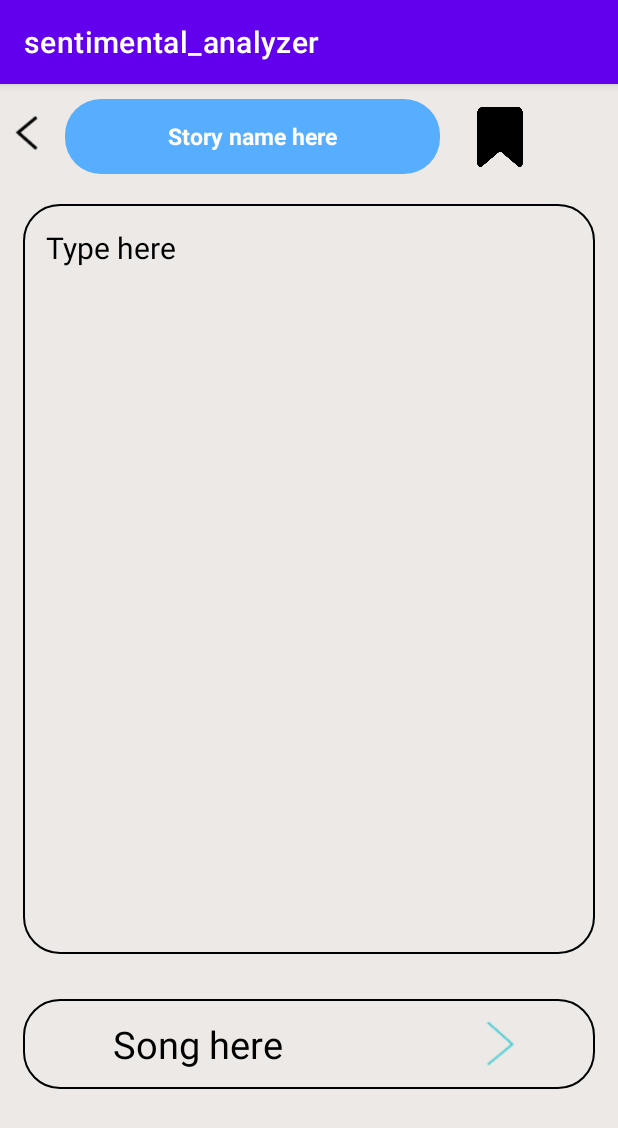
After one commit to Bhavikk01/sentimental_analyzer, an Android app: the CreateNewNote screen opened directly, with no data from a screen before it, on a phone screen of 412 x 824 dp. The commit adds this screen. Shown: the top 1128 px of the screen. Run offline under Robolectric (Android 15) with nearby library versions, the phone set to English and light mode, and no system bars; our stand-ins replace Firebase (no records; nobody signed in at launch, a user with empty details on screens opened directly).

Commit message:
done with add notes

```diff
--- a/app/src/main/AndroidManifest.xml
+++ b/app/src/main/AndroidManifest.xml
@@ -14,7 +14,13 @@
         android:supportsRtl="true"
         android:theme="@style/Theme.Sentimental_analyzer"
         tools:targetApi="31">
-
+        <activity
+            android:name=".CreateNewNote"
+            android:exported="false">
+            <meta-data
+                android:name="android.app.lib_name"
+                android:value="" />
+        </activity>
         <activity
             android:name=".UserNotes"
             android:exported="false">
--- /dev/null
+++ b/app/src/main/java/com/example/sentimental_analyzer/CreateNewNote.java
@@ -0,0 +1,58 @@
+package com.example.sentimental_analyzer;
+
+import androidx.appcompat.app.AppCompatActivity;
+
+import android.content.Intent;
+import android.os.Bundle;
+import android.util.Log;
+import android.widget.EditText;
+import android.widget.ImageView;
+
+import com.example.sentimental_analyzer.firestore_sefrvices.FireStoreService;
+import com.example.sentimental_analyzer.firestore_sefrvices.retrieveData;
+import com.example.sentimental_analyzer.models.NotesModel;
+import com.google.type.DateTime;
+
+import java.util.List;
+
+public class CreateNewNote extends AppCompatActivity implements retrieveData {
+
+    FireStoreService fireStoreService = new FireStoreService(this);
+
+    @Override
+    protected void onCreate(Bundle savedInstanceState) {
+        super.onCreate(savedInstanceState);
+
+        String userId = getIntent().getStringExtra("userId");
+        setContentView(R.layout.activity_create_new_note);
+        EditText notesTitle = findViewById(R.id.notesTitle);
+        EditText notesContent = findViewById(R.id.notesContent);
+        ImageView save = findViewById(R.id.save);
+        ImageView back = findViewById(R.id.back);
+
+        back.setOnClickListener(view ->{
+            Intent intent = new Intent(this, UserNotes.class);
+            startActivity(intent);
+            finish();
+        });
+
+        save.setOnClickListener(view ->{
+            fireStoreService.putUserNote(
+                    new NotesModel(
+                            notesTitle.getText().toString(),
+                            userId,
+                            notesContent.getText().toString(),
+                            DateTime.getDefaultInstance().toString()
+                    )
+            );
+            Intent intent = new Intent(this, UserNotes.class);
+            startActivity(intent);
+            finish();
+        });
+    }
+
+    @Override
+    public List<NotesModel> getUserNotes(List<NotesModel> list) {
+        return null;
+    }
+}
--- a/app/src/main/java/com/example/sentimental_analyzer/UserNotes.java
+++ b/app/src/main/java/com/example/sentimental_analyzer/UserNotes.java
@@ -24,22 +24,24 @@ public class UserNotes extends AppCompatActivity implements retrieveData {
     @Override
     protected void onCreate(Bundle savedInstanceState) {
         super.onCreate(savedInstanceState);
+        userId = getIntent().getStringExtra("userId");
         setContentView(R.layout.activity_create_note);
-        userId = getIntent().getStringExtra("userId");
-
-//        Button createNotesButton = findViewById(R.id.createNewNote);
-//        createNotesButton.setOnClickListener(view -> {
-//            Intent intent = Intent(this, NewNotes.class);
-//            startActivity(intent);
-//        });
 
         fireStoreService.getAllNotes(userId);
+
+        Button createNotesButton = findViewById(R.id.createNewNote);
+        createNotesButton.setOnClickListener(view -> {
+            Intent intent = new Intent(this, CreateNewNote.class);
+            intent.putExtra("userId", userId);
+            startActivity(intent);
+        });
     }
 
     @Override
     public List<NotesModel> getUserNotes(List<NotesModel> list) {
         Log.d("TAG", "getUserNotes: This is the demo" + list.toString());
         userNotes.addAll(list);
+
         return null;
     }
 }
--- a/app/src/main/java/com/example/sentimental_analyzer/firestore_sefrvices/FireStoreService.java
+++ b/app/src/main/java/com/example/sentimental_analyzer/firestore_sefrvices/FireStoreService.java
@@ -62,16 +62,16 @@ public class FireStoreService{
         return list;
     }
 
-    public void putUserNote(NotesModel notes, String id){
+    public void putUserNote(NotesModel notes){
 
         Map<String, Object> note = new HashMap<>();
         note.put("notesTitle", notes.getNotesTitle());
         note.put("dateTime", notes.getDateTime());
         note.put("uid", notes.getUid());
         note.put("notesContent", notes.getNotesContent());
-
+        Log.d("TAG", "putUserNote: " + notes.getUid());
         db.collection("users")
-                .document(id)
+                .document(notes.getUid())
                 .collection("notes")
                 .document()
                 .set(note);
--- /dev/null
+++ b/app/src/main/java/com/example/sentimental_analyzer/firestore_sefrvices/retrieveData.java
@@ -0,0 +1,9 @@
+package com.example.sentimental_analyzer.firestore_sefrvices;
+
+import com.example.sentimental_analyzer.models.NotesModel;
+
+import java.util.List;
+
+public interface retrieveData {
+    List<NotesModel> getUserNotes(List<NotesModel> list);
+}
--- a/app/src/main/java/com/example/sentimental_analyzer/models/NotesModel.java
+++ b/app/src/main/java/com/example/sentimental_analyzer/models/NotesModel.java
@@ -1,4 +1,6 @@
 package com.example.sentimental_analyzer.models;
+
+import android.text.Editable;
 
 import com.google.type.DateTime;
 
--- /dev/null
+++ b/app/src/main/res/drawable/edit.xml
@@ -0,0 +1,19 @@
+<?xml version="1.0" encoding="utf-8"?>
+<shape xmlns:android="http://schemas.android.com/apk/res/android"
+
+    android:shape="rectangle"
+    android:padding="10dp">
+
+    <solid android:color="#58AEFE" />
+    <corners
+        android:bottomRightRadius="24dp"
+        android:bottomLeftRadius="24dp"
+        android:topLeftRadius="24dp"
+        android:topRightRadius="24dp"
+        android:shadowColor="@color/black"
+        android:shadowDx="1.2"
+        android:shadowDy="1.2"
+        android:shadowRadius="1.5"
+
+        />
+</shape>
--- /dev/null
+++ b/app/src/main/res/drawable/type.xml
@@ -0,0 +1,19 @@
+<?xml version="1.0" encoding="utf-8"?>
+<shape xmlns:android="http://schemas.android.com/apk/res/android"
+
+    android:shape="rectangle">
+    <solid android:color="#00000000" />
+    <stroke android:width="1dip" android:color="#000000" />
+
+    <corners
+        android:bottomRightRadius="24dp"
+        android:bottomLeftRadius="24dp"
+        android:topLeftRadius="24dp"
+        android:topRightRadius="24dp"
+        android:shadowColor="@color/black"
+        android:shadowDx="1.2"
+        android:shadowDy="1.2"
+        android:shadowRadius="1.5"
+
+        />
+</shape>
--- /dev/null
+++ b/app/src/main/res/layout/activity_create_new_note.xml
@@ -0,0 +1,104 @@
+<?xml version="1.0" encoding="utf-8"?>
+<LinearLayout xmlns:android="http://schemas.android.com/apk/res/android"
+    xmlns:tools="http://schemas.android.com/tools"
+    android:layout_width="match_parent"
+    android:layout_height="match_parent"
+    android:background="#ECE9E6"
+    tools:context=".MainActivity"
+    android:orientation="vertical">
+
+    <LinearLayout
+        android:layout_width="match_parent"
+        android:layout_height="60dp"
+        android:orientation="horizontal">
+
+
+        <ImageView
+            android:id="@+id/back"
+            android:layout_width="15dp"
+            android:layout_marginTop="5dp"
+            android:layout_marginStart="10dp"
+            android:layout_height="match_parent"
+            android:src="@drawable/back"/>
+
+        <EditText
+            android:id="@+id/notesTitle"
+            android:layout_width="250dp"
+            android:layout_height="match_parent"
+            android:background="@drawable/edit"
+            android:layout_marginStart="18dp"
+            android:layout_marginTop="10dp"
+            android:text="@string/story_name_here"
+            android:textColor="@color/white"
+            android:textStyle="bold"
+            android:textAlignment="center"
+            android:textSize="15sp" />
+
+        <ImageView
+            android:id="@+id/save"
+            android:layout_width="40dp"
+            android:layout_height="40dp"
+            android:src="@drawable/save"
+            android:layout_marginStart="20dp"
+            android:layout_marginTop="15dp"/>
+
+
+
+    </LinearLayout>
+
+    <ScrollView
+        android:layout_width="match_parent"
+        android:layout_height="550dp">
+
+        <LinearLayout
+            android:layout_width="match_parent"
+            android:layout_height="wrap_content">
+
+            <EditText
+                android:id="@+id/notesContent"
+                android:layout_width="match_parent"
+                android:layout_height="500dp"
+                android:layout_marginLeft="15dp"
+                android:layout_marginTop="20dp"
+                android:layout_marginRight="15dp"
+                android:background="@drawable/type"
+                android:hint="@string/type_here"
+                android:textColorHint="@color/black"
+                android:textSize="20sp"
+                android:gravity="start"
+                android:padding="15dp"/>
+        </LinearLayout>
+
+
+    </ScrollView>
+
+
+
+    <LinearLayout
+        android:layout_width="match_parent"
+        android:layout_height="60dp"
+        android:orientation="horizontal"
+        android:background="@drawable/type"
+        android:layout_marginLeft="15dp"
+        android:gravity="center"
+        android:layout_marginRight="15dp">
+
+        <TextView
+            android:layout_width="200dp"
+            android:layout_height="36dp"
+            android:text="@string/song_here"
+            android:layout_marginRight="55dp"
+            android:textSize="25sp"
+            android:textColor="@color/black"
+            android:layout_gravity="center"
+            android:gravity="center"/>
+
+        <ImageView
+            android:layout_width="94dp"
+            android:layout_height="30dp"
+            android:src="@drawable/play"
+            android:layout_gravity="center"/>
+
+    </LinearLayout>
+
+</LinearLayout>
--- a/app/src/main/res/values/strings.xml
+++ b/app/src/main/res/values/strings.xml
@@ -2,4 +2,7 @@
     <string name="app_name">sentimental_analyzer</string>
     <string name="diary">A diary needn’t bother with any conventional heading. Notwithstanding, it is discretionary. In the event that you need it, you can give an appropriate heading.</string>
     <string name="title_activity_maps">MapsActivity</string>
+    <string name="song_here">Song here</string>
+    <string name="type_here">Type here</string>
+    <string name="story_name_here">Story name here</string>
 </resources>
```
Also changed, not shown: app/src/main/res/drawable-v24/back.png (added), app/src/main/res/drawable-v24/play.png (added), app/src/main/res/drawable-v24/save.png (added).
